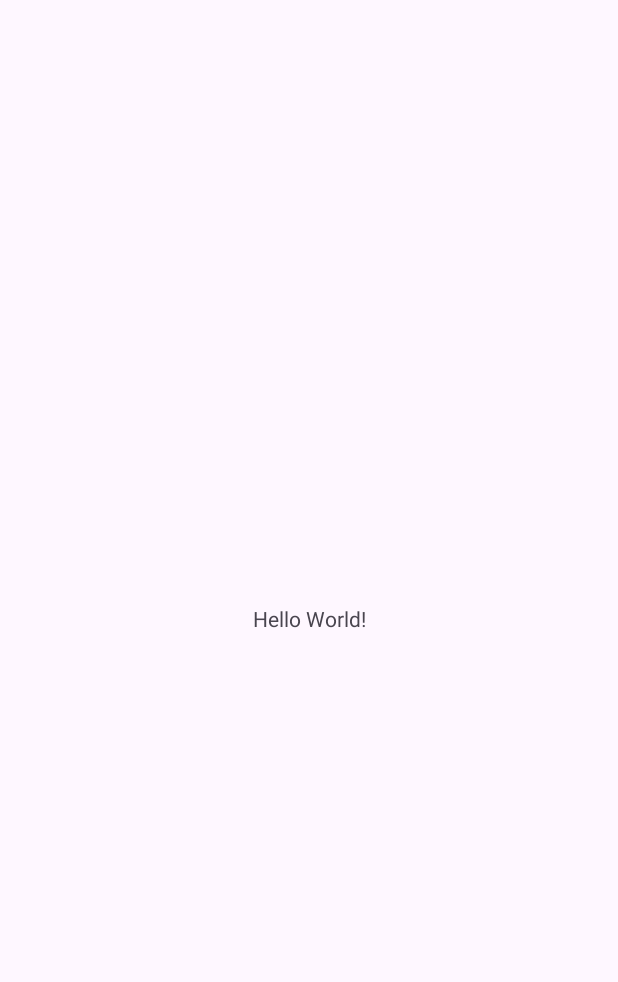
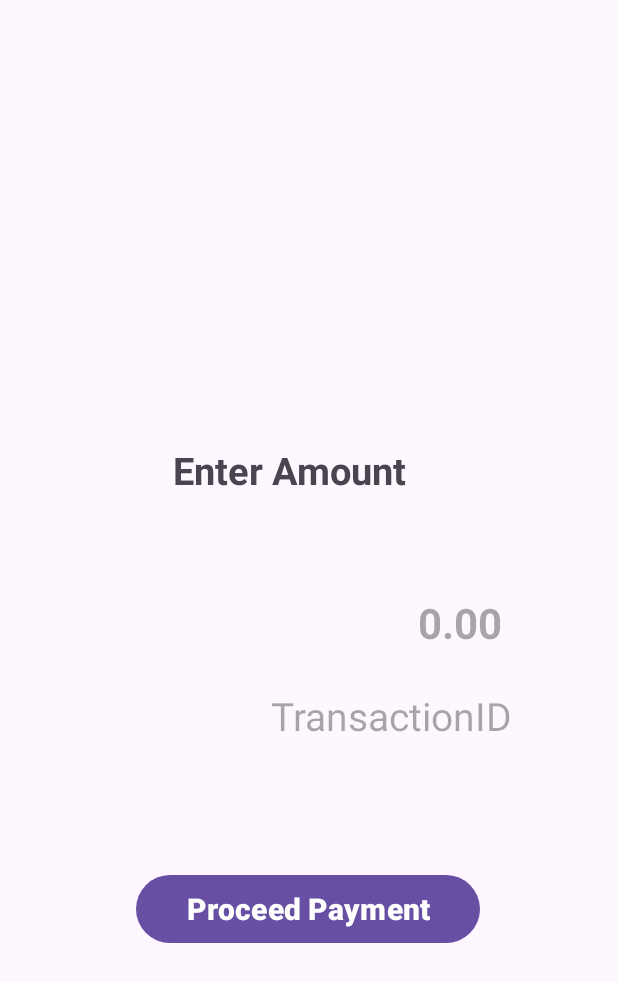
Before and after one commit to Manoj8080/Mark02, an Android app: the screen it shows after launch (MainActivity), on a phone screen of 412 x 824 dp. Before the commit the part shown is almost empty. Shown: the top 982 px of the screen. Run offline under Robolectric (Android 15) with nearby library versions, the phone set to English and light mode, and no system bars.

Commit message:
initial commit

```diff
--- a/app/src/main/AndroidManifest.xml
+++ b/app/src/main/AndroidManifest.xml
@@ -12,6 +12,9 @@
         android:supportsRtl="true"
         android:theme="@style/Theme.Mark02">
         <activity
+            android:name=".PayOptions"
+            android:exported="false" />
+        <activity
             android:name=".MainActivity"
             android:exported="true">
             <intent-filter>
--- a/app/src/main/res/layout/activity_main.xml
+++ b/app/src/main/res/layout/activity_main.xml
@@ -8,12 +8,60 @@
     tools:context=".MainActivity">
 
     <TextView
-        android:layout_width="wrap_content"
-        android:layout_height="wrap_content"
-        android:text="Hello World!"
+        android:id="@+id/textView2"
+        android:layout_width="180dp"
+        android:layout_height="51dp"
+        android:text="Enter Amount"
+        android:textSize="25sp"
+        android:textStyle="bold"
         app:layout_constraintBottom_toBottomOf="parent"
         app:layout_constraintEnd_toEndOf="parent"
+        app:layout_constraintHorizontal_bias="0.497"
         app:layout_constraintStart_toStartOf="parent"
-        app:layout_constraintTop_toTopOf="parent" />
+        app:layout_constraintTop_toTopOf="parent"
+        app:layout_constraintVertical_bias="0.383" />
+
+    <TextView
+        android:id="@+id/editText"
+        android:layout_width="257dp"
+        android:layout_height="36dp"
+        android:gravity="center|right"
+        android:hint="0.00"
+        android:textSize="28sp"
+        android:textStyle="bold"
+        app:layout_constraintBottom_toBottomOf="parent"
+        app:layout_constraintEnd_toEndOf="parent"
+        app:layout_constraintHorizontal_bias="0.498"
+        app:layout_constraintStart_toStartOf="parent"
+        app:layout_constraintTop_toBottomOf="@+id/textView2"
+        app:layout_constraintVertical_bias="0.11" />
+
+    <TextView
+        android:id="@+id/textView3"
+        android:layout_width="263dp"
+        android:layout_height="41dp"
+        android:gravity="center|right"
+        android:hint="TransactionID"
+        android:textSize="26sp"
+        app:layout_constraintBottom_toBottomOf="parent"
+        app:layout_constraintEnd_toEndOf="parent"
+        app:layout_constraintHorizontal_bias="0.52"
+        app:layout_constraintStart_toStartOf="parent"
+        app:layout_constraintTop_toBottomOf="@+id/editText"
+        app:layout_constraintVertical_bias="0.07" />
+
+    <Button
+        android:id="@+id/button"
+        android:layout_width="229dp"
+        android:layout_height="53dp"
+        android:text="Proceed Payment"
+        android:textSize="20sp"
+        android:textStyle="bold"
+        app:layout_constraintBottom_toBottomOf="parent"
+        app:layout_constraintEnd_toEndOf="parent"
+        app:layout_constraintHorizontal_bias="0.498"
+        app:layout_constraintStart_toStartOf="parent"
+        app:layout_constraintTop_toBottomOf="@+id/textView3"
+        app:layout_constraintVertical_bias="0.298" />
 
 </androidx.constraintlayout.widget.ConstraintLayout>
```
Also changed, not shown: app/src/main/java/com/nukkadshops/mark02/PayOptions.java (added, +24 -0 lines), app/src/main/res/layout/activity_pay_options.xml (added, +33 -0 lines).
